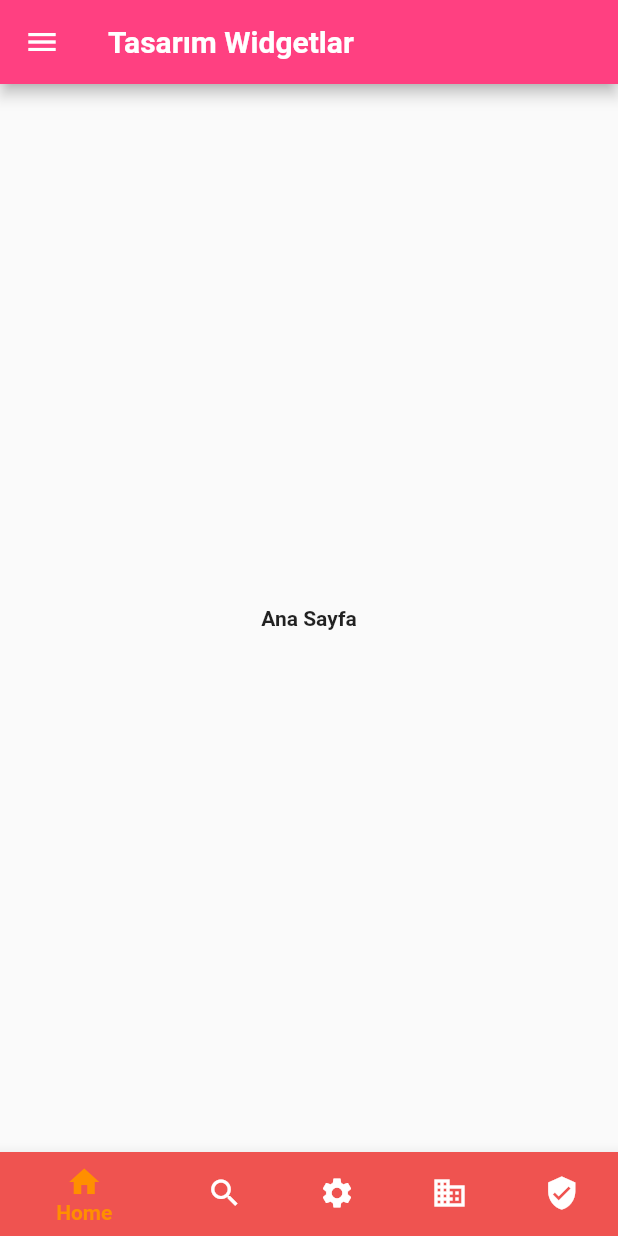
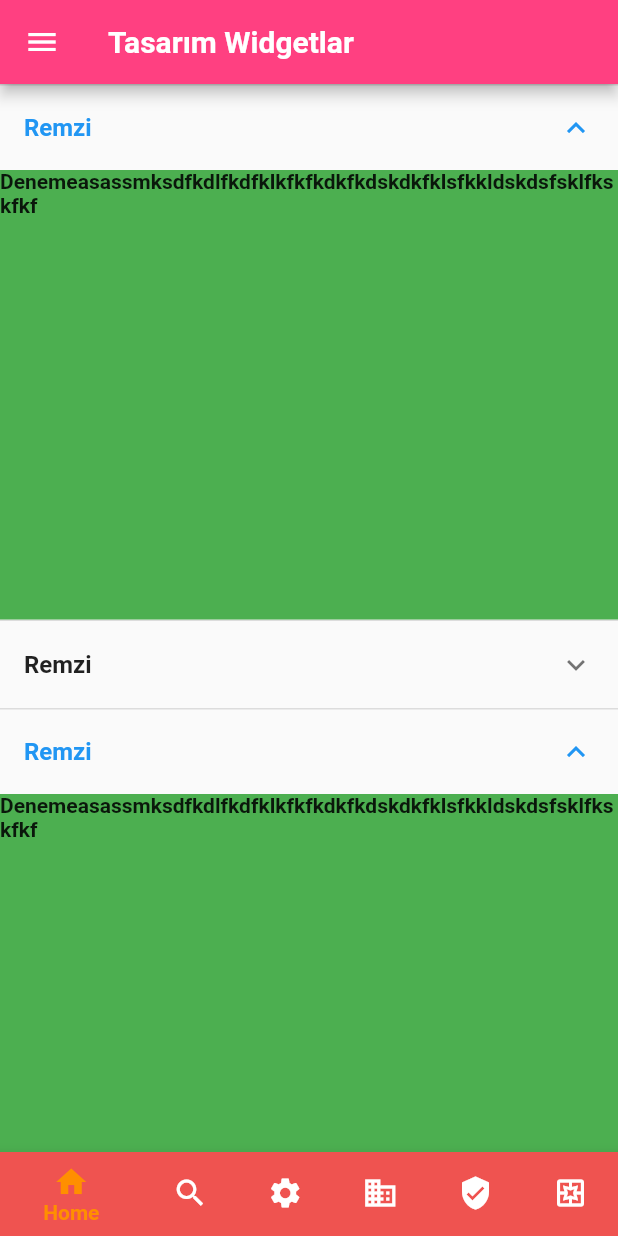
Before and after one commit to remzigunes21/flutter-udemy, a Flutter app: the screen it shows after launch, on a phone screen of 412 x 824 dp. Run offline on Flutter 3.47's test engine with Material 2 defaults, Android fonts, the phone set to English and light mode, and no system bars; our stand-ins replace email_validator.

```diff
--- /dev/null
+++ b/lib/models/data_tasarlama.dart
@@ -0,0 +1,7 @@
+class DataBottom {
+  String title;
+  bool expanded;
+  String description;
+
+  DataBottom(this.title, this.expanded, this.description);
+}
--- a/lib/tasarimKolaylastiran/bottomScreen/home_bottom.dart
+++ b/lib/tasarimKolaylastiran/bottomScreen/home_bottom.dart
@@ -1,10 +1,47 @@
 import 'package:flutter/material.dart';
+import 'package:learn/models/data_tasarlama.dart';
 
 class HomeBottom extends StatelessWidget {
+  final List<DataBottom> dataBottom = [
+    DataBottom("Remzi", true,
+        "Denemeasassmksdfkdlfkdfklkfkfkdkfkdskdkfklsfkkldskdsfsklfkskfkf"),
+    DataBottom("Remzi", false,
+        "Denemeasassmksdfkdlfkdfklkfkfkdkfkdskdkfklsfkkldskdsfsklfkskfkf"),
+    DataBottom("Remzi", true,
+        "Denemeasassmksdfkdlfkdfklkfkfkdkfkdskdkfklsfkkldskdsfsklfkskfkf"),
+    DataBottom("Remzi", false,
+        "Denemeasassmksdfkdlfkdfklkfkfkdkfkdskdkfklsfkkldskdsfsklfkskfkf"),
+    DataBottom("Remzi", true,
+        "Denemeasassmksdfkdlfkdfklkfkfkdkfkdskdkfklsfkkldskdsfsklfkskfkf"),
+    DataBottom("Remzi", false,
+        "Denemeasassmksdfkdlfkdfklkfkfkdkfkdskdkfklsfkkldskdsfsklfkskfkf"),
+    DataBottom("Remzi", true,
+        "Denemeasassmksdfkdlfkdfklkfkfkdkfkdskdkfklsfkkldskdsfsklfkskfkf"),
+    DataBottom("Remzi", false,
+        "Denemeasassmksdfkdlfkdfklkfkfkdkfkdskdkfklsfkkldskdsfsklfkskfkf"),
+  ];
+
+  HomeBottom(Key k) : super(key: k);
+
   @override
   Widget build(BuildContext context) {
-    return Center(
-      child: Text("Ana Sayfa"),
+    return ListView.builder(
+      itemCount: dataBottom.length,
+      itemBuilder: (context, index) {
+        return ExpansionTile(
+          key: PageStorageKey("$index"),
+          initiallyExpanded: dataBottom[index].expanded,
+          title: Text(dataBottom[index].title),
+          children: [
+            Container(
+              color: index % 2 == 0 ? Colors.green : Colors.brown,
+              height: 300,
+              width: double.infinity,
+              child: Text(dataBottom[index].description),
+            ),
+          ],
+        );
+      },
     );
   }
 }
--- /dev/null
+++ b/lib/tasarimKolaylastiran/bottomScreen/page_view_examp.dart
@@ -0,0 +1,16 @@
+import 'package:flutter/material.dart';
+
+class PageViewApp extends StatefulWidget {
+  @override
+  _PageViewAppState createState() => _PageViewAppState();
+}
+
+class _PageViewAppState extends State<PageViewApp> {
+  @override
+  Widget build(BuildContext context) {
+    return Container(
+      height: 300,
+      color: Colors.amber,
+    );
+  }
+}
--- a/lib/tasarimKolaylastiran/bottom_navigation.dart
+++ b/lib/tasarimKolaylastiran/bottom_navigation.dart
@@ -62,6 +62,14 @@ class _BottomBarmenuState extends State<BottomBarmenu> {
             Icons.verified_user_sharp,
           ),
         ),
-        ]);
+        BottomNavigationBarItem(
+          label: "PageView",
+          backgroundColor: Colors.red.shade900,
+          icon: Icon(
+            Icons.pages_outlined,
+          ),
+        ),
+      ],
+    );
   }
 }
--- a/lib/tasarimKolaylastiran/home.dart
+++ b/lib/tasarimKolaylastiran/home.dart
@@ -1,6 +1,7 @@
 import 'package:flutter/material.dart';
 import 'package:learn/tasarimKolaylastiran/bottomScreen/busines_bottom.dart';
 import 'package:learn/tasarimKolaylastiran/bottomScreen/home_bottom.dart';
+import 'package:learn/tasarimKolaylastiran/bottomScreen/page_view_examp.dart';
 import 'package:learn/tasarimKolaylastiran/bottomScreen/school_bottom.dart';
 import 'package:learn/tasarimKolaylastiran/bottomScreen/search_bottom.dart';
 import 'package:learn/tasarimKolaylastiran/bottomScreen/settings_bottom.dart';
@@ -20,22 +21,27 @@ class _HomeState extends State<Home> {
   SettingsBottom settingsBottom;
   SchoolBottom schoolBottom;
   BusinesBottom businesBottom;
+  PageViewApp pageViewApp;
+
+  var keyHome = PageStorageKey("key_home");
   @override
   void initState() {
     // TODO: implement initState
     super.initState();
-    homeBottom = HomeBottom();
+    homeBottom = HomeBottom(keyHome);
     searchBottom = SearchBottom();
     settingsBottom = SettingsBottom();
     schoolBottom = SchoolBottom();
     businesBottom = BusinesBottom();
+    pageViewApp = PageViewApp();
 
     tumSayfalar = [
       homeBottom,
       searchBottom,
       settingsBottom,
       businesBottom,
-      schoolBottom
+      schoolBottom,
+      pageViewApp
     ];
   }
 
@@ -53,7 +59,9 @@ class _HomeState extends State<Home> {
           });
         },
       ),
-      body: tumSayfalar[_selectedItem],
+      body: _selectedItem <= tumSayfalar.length - 1
+          ? tumSayfalar[_selectedItem]
+          : tumSayfalar[0],
     );
   }
 }
```
Lines whose indentation alone changed are shown as unchanged.
